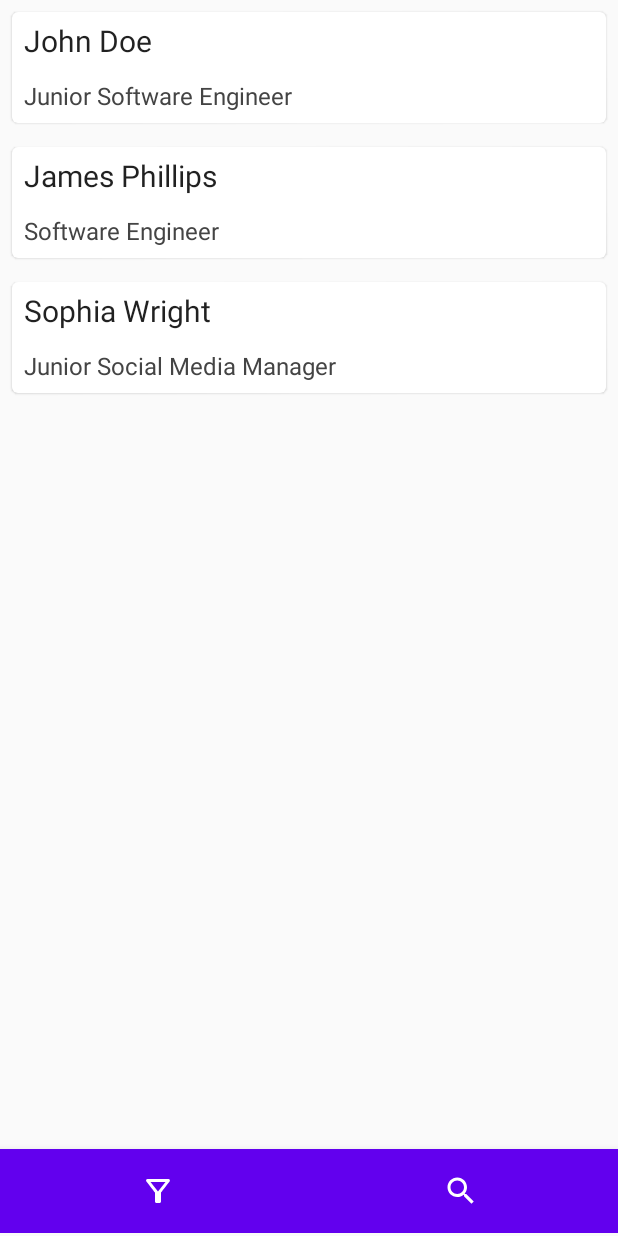
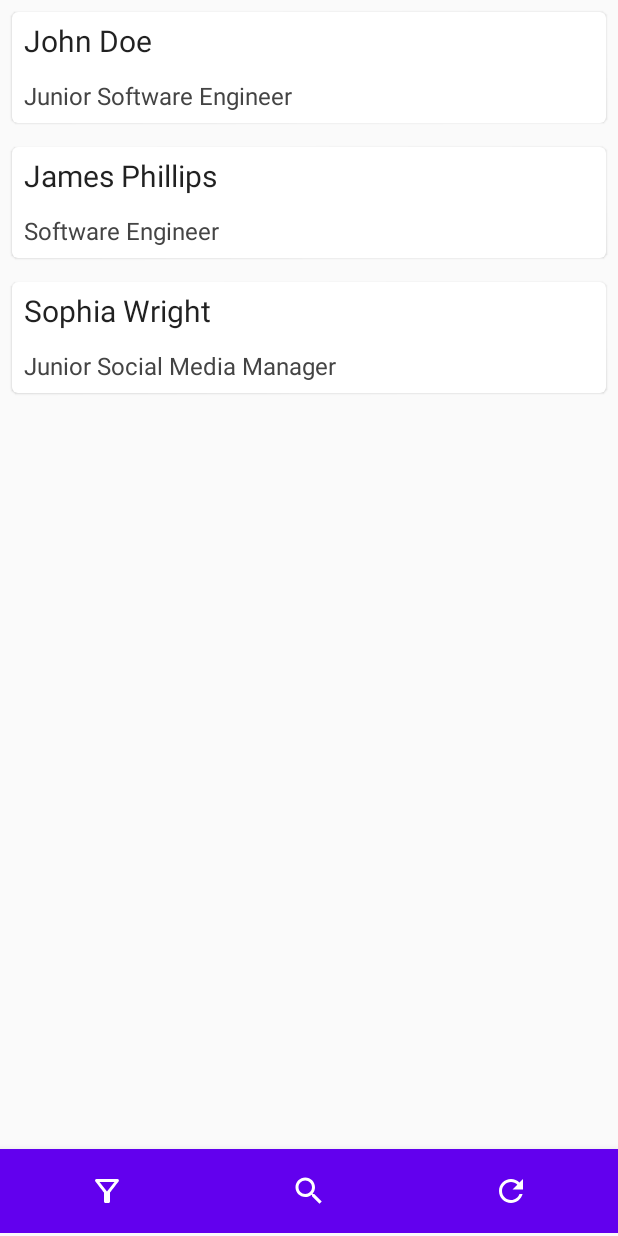
Before and after one commit to tstites14/MyHr-, an Android app built with Jetpack Compose: the employee_list screen opened through its navigation route, on a phone screen of 412 x 824 dp. Run offline under Robolectric (Android 15) with nearby library versions, the phone set to English and light mode, and no system bars; our stand-ins replace Room's generated code.

Commit message:
Add refresh button to EmployeeList.kt

```diff
--- a/app/src/main/java/com/tstites/myhr/ui/screens/EmployeeList.kt
+++ b/app/src/main/java/com/tstites/myhr/ui/screens/EmployeeList.kt
@@ -10,6 +10,7 @@ import androidx.compose.foundation.shape.RoundedCornerShape
 import androidx.compose.material.*
 import androidx.compose.material.SnackbarDefaults.backgroundColor
 import androidx.compose.material.icons.Icons
+import androidx.compose.material.icons.outlined.Refresh
 import androidx.compose.material.icons.outlined.Search
 import androidx.compose.material.icons.outlined.Settings
 import androidx.compose.runtime.Composable
@@ -101,6 +102,12 @@ class EmployeeList {
                         filterAlert.value = false
                         searchAlert.value = true
                     }, selected = false)
+                    BottomNavigationItem(icon = { Icon(Icons.Outlined.Refresh,
+                        "Refresh Data", tint = Color.White) },
+                        onClick = {
+                            data.clear()
+                            data.addAll(originalData)
+                        }, selected = false)
 
                     //If the search button is pressed open the search dialog box
                     if (searchAlert.value) {
```
